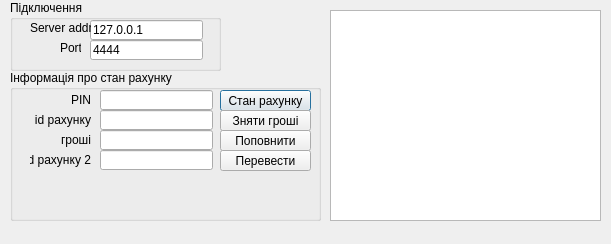
The window that myClient/client.ui (mykolasopushynskyi/Kursec) describes before a commit, drawn with Qt 5.
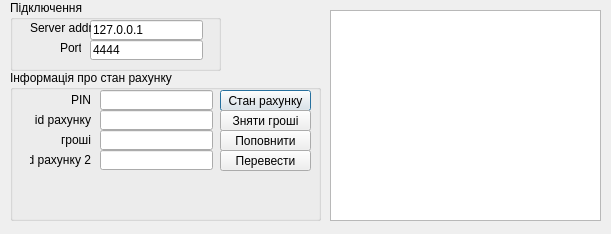
The same window after the commit.

What changed in the file:
```diff
--- a/myClient/client.ui
+++ b/myClient/client.ui
@@ -7,7 +7,7 @@
     <x>0</x>
     <y>0</y>
     <width>611</width>
-    <height>244</height>
+    <height>234</height>
    </rect>
   </property>
   <property name="windowTitle">
```
